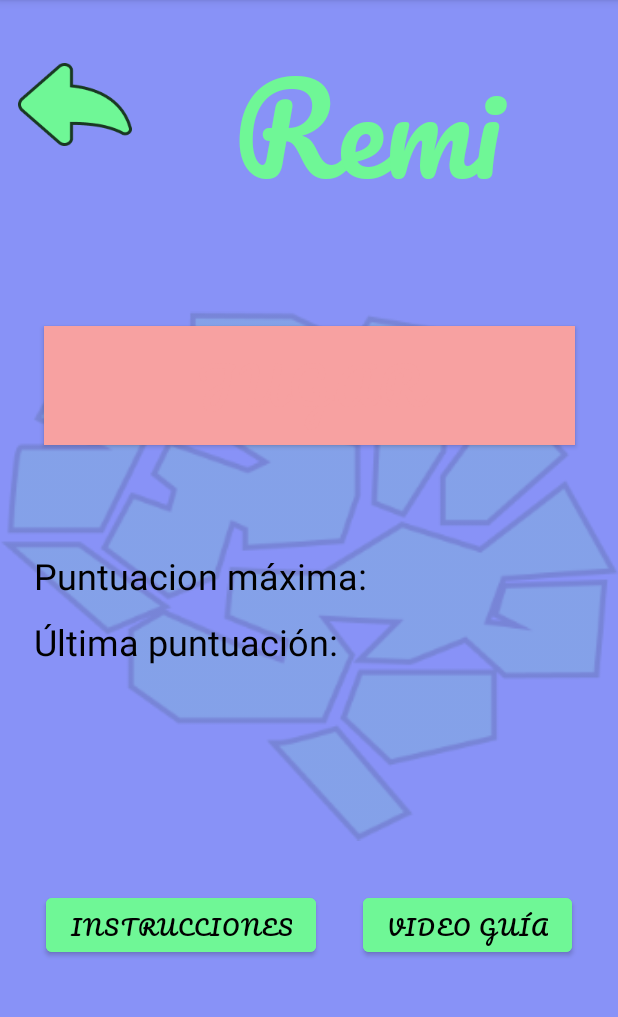
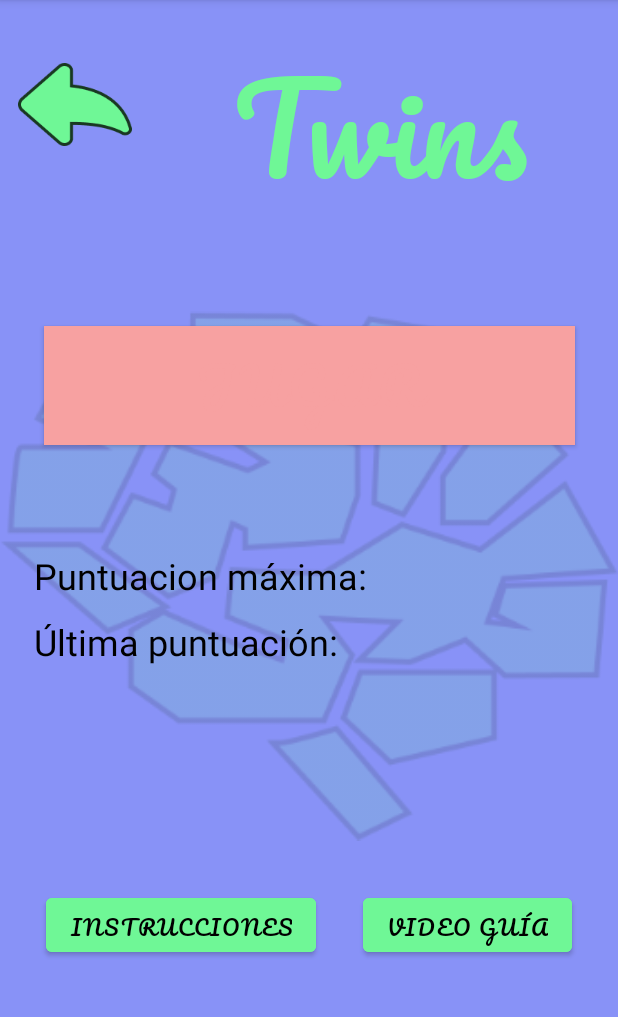
Before and after one commit to joelesdar/Remind-App, an Android app: the MainActivity screen opened directly, with no data from a screen before it, on a phone screen of 412 x 824 dp, the part 84-1101 px from its top. Run offline under Robolectric (Android 15) with nearby library versions, the phone set to English and light mode, and no system bars.

Commit message:
nombre twins

```diff
--- a/app/src/main/res/layout/activity_main.xml
+++ b/app/src/main/res/layout/activity_main.xml
@@ -117,7 +117,7 @@
         android:layout_width="202dp"
         android:layout_height="147dp"
         android:fontFamily="@font/pacifico"
-        android:text="@string/app_name"
+        android:text="Twins"
         android:textColor="@color/verdementaApp"
         android:textSize="80sp"
         app:layout_constraintEnd_toEndOf="parent"
--- a/app/src/main/res/layout/juego.xml
+++ b/app/src/main/res/layout/juego.xml
@@ -40,7 +40,7 @@
         android:layout_height="94dp"
         android:layout_marginTop="-20dp"
         android:fontFamily="@font/pacifico"
-        android:text="@string/app_name"
+        android:text="Twins"
         android:textColor="@color/verdementaApp"
         android:textSize="60sp"
         app:layout_constraintEnd_toEndOf="parent"
```
